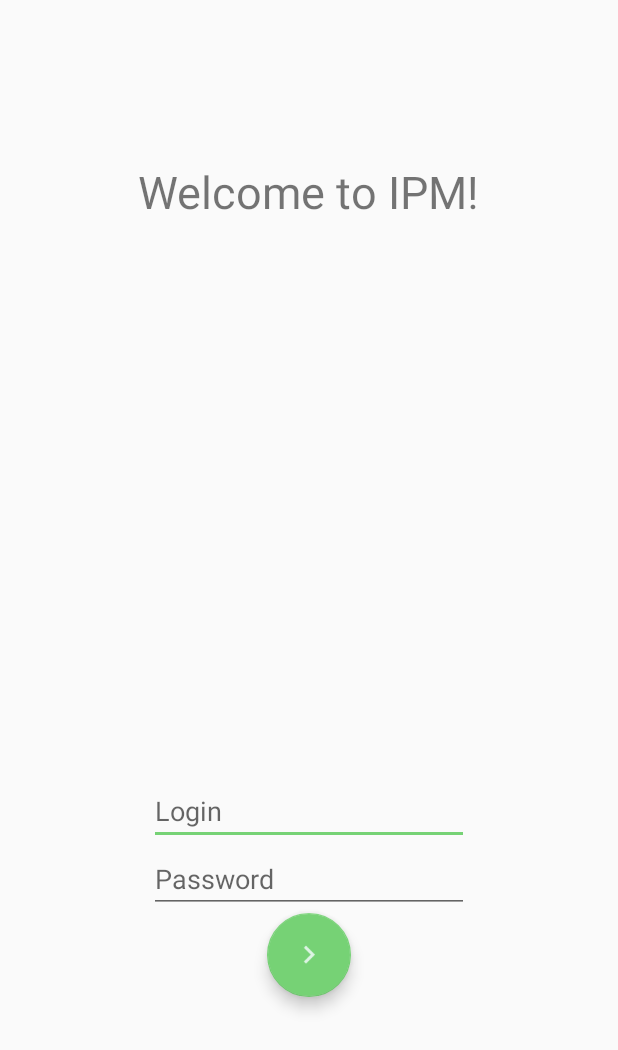
After one commit to BorisAnimal/InnovativePasswordManager, an Android app: the layout activity_login_screen.xml on its own in the app's theme, with its tools: preview values and no code run, on a phone screen of 412 x 824 dp. The commit adds this screen. Shown: the top 1050 px of the screen. Run offline under Robolectric (Android 15) with nearby library versions, the phone set to English and light mode, and no system bars.

Commit message:
Added new functionality
listview with interface
login screen
floating action button animation
snackbar interface

```diff
--- a/app/build.gradle
+++ b/app/build.gradle
@@ -4,7 +4,7 @@ android {
     compileSdkVersion 26
     defaultConfig {
         applicationId "com.ba.yo.innovativepasswordmanager"
-        minSdkVersion 21
+        minSdkVersion 23
         targetSdkVersion 26
         versionCode 1
         versionName "1.0"
@@ -39,6 +39,6 @@ dependencies {
     androidTestImplementation 'com.android.support.test:runner:1.0.1'
     androidTestImplementation 'com.android.support.test.espresso:espresso-core:3.0.1'
 
-    compile 'com.squareup.retrofit2:retrofit:2.3.0'
-    compile 'com.squareup.retrofit2:converter-gson:2.3.0'
+    implementation 'com.squareup.retrofit2:retrofit:2.3.0'
+    implementation 'com.squareup.retrofit2:converter-gson:2.3.0'
 }
--- a/app/src/main/java/com/ba/yo/innovativepasswordmanager/AuthEntryAdapter.java
+++ b/app/src/main/java/com/ba/yo/innovativepasswordmanager/AuthEntryAdapter.java
@@ -43,7 +43,7 @@ public class AuthEntryAdapter extends ArrayAdapter<AuthEntry> {
         name.setText(currentEntry.getaName());
 
         Button prop_button = (Button) listItem.findViewById(R.id.prop_button);
-        prop_button.set
+        //prop_button.setOnClickListener(new );
 
 
         return listItem;
--- /dev/null
+++ b/app/src/main/res/layout/activity_login_screen.xml
@@ -0,0 +1,63 @@
+<?xml version="1.0" encoding="utf-8"?>
+<android.support.constraint.ConstraintLayout
+    xmlns:android="http://schemas.android.com/apk/res/android"
+    xmlns:app="http://schemas.android.com/apk/res-auto"
+    xmlns:tools="http://schemas.android.com/tools"
+    android:layout_width="match_parent"
+    android:layout_height="match_parent"
+    android:theme="@style/AppTheme.NoActionBar">
+
+
+    <RelativeLayout
+        android:layout_width="fill_parent"
+        android:layout_height="fill_parent">
+
+
+        <TextView
+            android:id="@+id/textView"
+            android:layout_width="wrap_content"
+            android:layout_height="wrap_content"
+            android:layout_alignParentTop="true"
+            android:layout_centerHorizontal="true"
+            android:layout_marginTop="107dp"
+            android:text="@string/welcome_to_ipm"
+            android:textSize="30dp" />
+
+        <EditText
+            android:id="@+id/master_login"
+            android:layout_width="wrap_content"
+            android:layout_height="wrap_content"
+            android:layout_above="@+id/master_password"
+            android:layout_centerHorizontal="true"
+            android:ems="10"
+            android:hint="Login"
+            android:inputType="textPersonName" />
+
+        <EditText
+            android:id="@+id/master_password"
+            android:layout_width="wrap_content"
+            android:layout_height="wrap_content"
+            android:layout_alignParentBottom="true"
+            android:layout_centerHorizontal="true"
+            android:layout_marginBottom="215dp"
+            android:ems="10"
+            android:hint="Password"
+            android:inputType="textPassword" />
+
+
+        <android.support.design.widget.FloatingActionButton
+            android:id="@+id/floatingActionButton"
+            android:layout_width="wrap_content"
+            android:layout_height="wrap_content"
+            android:layout_below="@+id/master_password"
+            android:layout_centerHorizontal="true"
+            android:layout_marginTop="-215dp"
+            android:clickable="true"
+            android:focusable="true"
+            app:srcCompat="@drawable/ic_arrow" />
+
+
+
+
+    </RelativeLayout>
+</android.support.constraint.ConstraintLayout>
--- a/app/src/main/res/values/strings.xml
+++ b/app/src/main/res/values/strings.xml
@@ -40,4 +40,5 @@
     <string name="add_entry">Add Entry</string>
     <string name="change_master_password">Change Master Password</string>
     <string name="entry_icon">Entry Icon</string>
+    <string name="welcome_to_ipm">Welcome to IPM!</string>
 </resources>
```
Also changed, not shown: app/src/main/java/com/ba/yo/innovativepasswordmanager/EntitySelectActivity.java (+46 -21 lines), app/src/main/res/drawable-hdpi/ic_arrow.png (added), app/src/main/res/drawable-mdpi/ic_arrow.png (added), app/src/main/res/drawable-xhdpi/ic_arrow.png (added), app/src/main/res/drawable-xxhdpi/ic_arrow.png (added).
